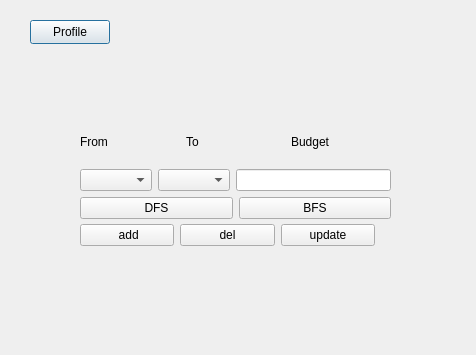
Qt form Guide_me/homepage.ui (MARIO00410/Guide-Me) before a commit.
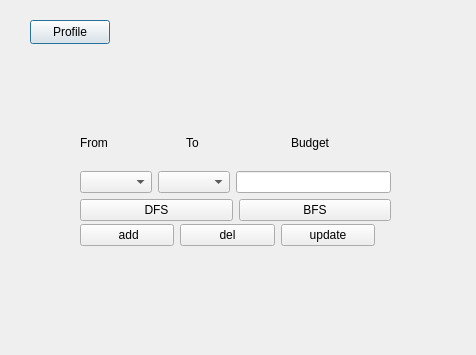
The same form after that commit.

Patch:
```diff
--- a/Guide_me/homepage.ui
+++ b/Guide_me/homepage.ui
@@ -32,7 +32,7 @@
      <x>80</x>
      <y>120</y>
      <width>311</width>
-     <height>99</height>
+     <height>101</height>
     </rect>
    </property>
    <layout class="QVBoxLayout" name="verticalLayout_2">
```
Left out of the diff: 2 changed lines with no effect on the pictures.
